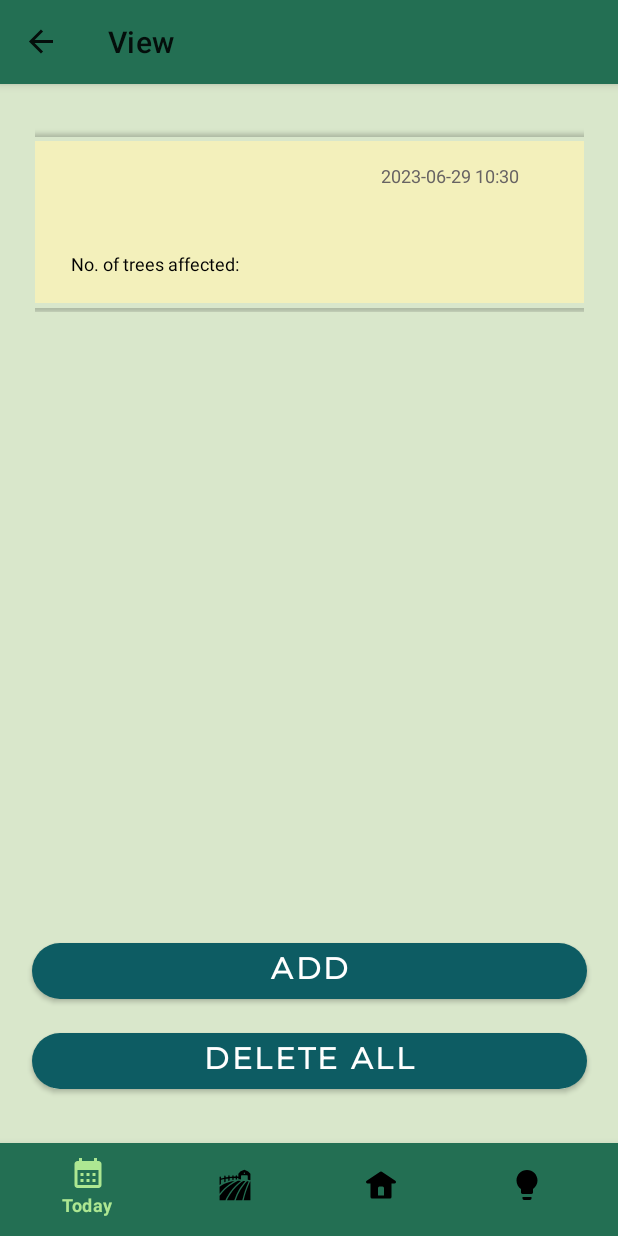
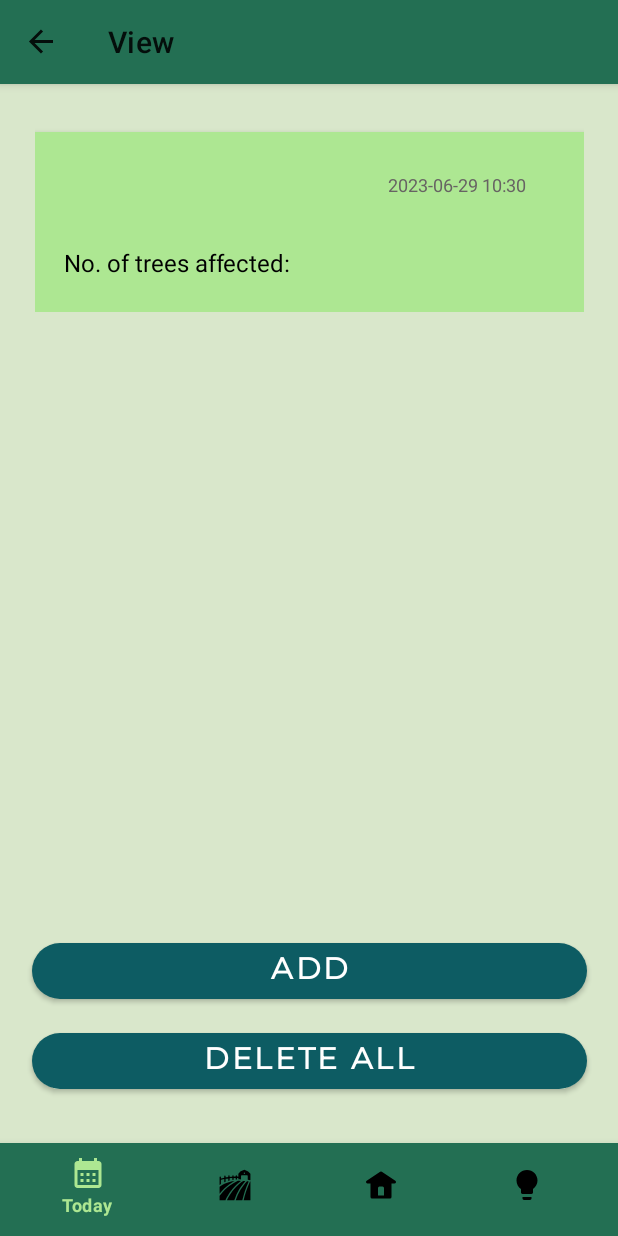
Before and after one commit to qfmtgalon/HappyTree_Project, an Android app: the ViewFragment screen opened through its navigation route, on a phone screen of 412 x 824 dp. Run offline under Robolectric (Android 15) with nearby library versions, the phone set to English and light mode, and no system bars; our stand-ins replace Room's generated code, navigation-ui.

Commit message:
Working Navigation. No Backstack.

```diff
--- a/app/src/main/java/com/example/happytree/HomeActivity.kt
+++ b/app/src/main/java/com/example/happytree/HomeActivity.kt
@@ -12,6 +12,8 @@ import com.example.happytree.databinding.ActivityHomeBinding
 
 
 class HomeActivity : AppCompatActivity() {
+
+
     private lateinit var binding: ActivityHomeBinding
     private lateinit var drawerLayout: DrawerLayout
 
@@ -30,6 +32,7 @@ class HomeActivity : AppCompatActivity() {
         NavigationUI.setupWithNavController(binding.navBottom, navController)
     }
 
+
     override fun onSupportNavigateUp(): Boolean {
         val navController = this.findNavController(R.id.myNavHost)
         return NavigationUI.navigateUp(navController, drawerLayout)
--- a/app/src/main/java/com/example/happytree/InputFragment.kt
+++ b/app/src/main/java/com/example/happytree/InputFragment.kt
@@ -4,6 +4,7 @@ import android.app.DatePickerDialog
 import android.app.TimePickerDialog
 import android.os.Bundle
 import android.view.LayoutInflater
+import android.view.MenuItem
 import android.view.View
 import android.view.ViewGroup
 import android.widget.DatePicker
@@ -101,4 +102,15 @@ class InputFragment : Fragment(), DatePickerDialog.OnDateSetListener, TimePicker
 
         binding.dateTime.setText(formattedDateTime)
     }
+
+    override fun onOptionsItemSelected(item: MenuItem): Boolean {
+        when (item.itemId) {
+            android.R.id.home -> {
+                findNavController().navigate(R.id.action_inputFragment_to_viewFragment)
+                return true
+            }
+        }
+        return super.onOptionsItemSelected(item)
+    }
+
 }
--- a/app/src/main/java/com/example/happytree/UpdateFragment.kt
+++ b/app/src/main/java/com/example/happytree/UpdateFragment.kt
@@ -5,6 +5,7 @@ import android.app.DatePickerDialog
 import android.app.TimePickerDialog
 import android.os.Bundle
 import android.view.LayoutInflater
+import android.view.MenuItem
 import android.view.View
 import android.view.ViewGroup
 import android.widget.DatePicker
@@ -129,4 +130,15 @@ class UpdateFragment : Fragment(), DatePickerDialog.OnDateSetListener, TimePicke
 
         binding.Update.setText(formattedDateTime)
     }
+
+    override fun onOptionsItemSelected(item: MenuItem): Boolean {
+        when (item.itemId) {
+            android.R.id.home -> {
+                findNavController().navigate(R.id.action_updateFragment_to_viewFragment)
+                return true
+            }
+        }
+        return super.onOptionsItemSelected(item)
+    }
+
 }
--- a/app/src/main/java/com/example/happytree/ViewFragment.kt
+++ b/app/src/main/java/com/example/happytree/ViewFragment.kt
@@ -3,6 +3,7 @@ package com.example.happytree
 import android.app.AlertDialog
 import android.os.Bundle
 import android.view.LayoutInflater
+import android.view.MenuItem
 import android.view.View
 import android.view.ViewGroup
 import android.widget.Toast
@@ -51,6 +52,8 @@ class ViewFragment : Fragment() {
             deleteAllItems()
         }
 
+        setHasOptionsMenu(true) // Enable options menu for the fragment
+
         return binding.root
     }
 
@@ -65,4 +68,15 @@ class ViewFragment : Fragment() {
             .setNegativeButton("Cancel", null)
             .show()
     }
+
+    override fun onOptionsItemSelected(item: MenuItem): Boolean {
+        when (item.itemId) {
+            android.R.id.home -> {
+                findNavController().popBackStack(R.id.home, false)
+                return true
+            }
+        }
+        return super.onOptionsItemSelected(item)
+    }
+
 }
--- a/app/src/main/res/layout/fragment_home.xml
+++ b/app/src/main/res/layout/fragment_home.xml
@@ -13,7 +13,7 @@
         android:id="@+id/textDate"
         android:layout_width="wrap_content"
         android:layout_height="wrap_content"
-        android:layout_marginTop="50dp"
+        android:layout_marginTop="30dp"
         android:layout_marginBottom="110dp"
         android:fontFamily="@font/lato_bold"
         android:text="TextView"
--- a/app/src/main/res/layout/fragment_view.xml
+++ b/app/src/main/res/layout/fragment_view.xml
@@ -11,12 +11,12 @@
     <androidx.recyclerview.widget.RecyclerView
         android:id="@+id/recycleone"
         android:layout_width="366dp"
-        android:layout_height="490dp"
+        android:layout_height="468dp"
         android:layout_marginStart="16dp"
         android:layout_marginTop="16dp"
         android:layout_marginEnd="16dp"
         android:background="#D9E7CB"
-        android:fadeScrollbars="true"
+        android:scrollbars="vertical"
         app:layout_constraintEnd_toEndOf="parent"
         app:layout_constraintStart_toStartOf="parent"
         app:layout_constraintTop_toTopOf="parent" />
--- a/app/src/main/res/layout/recyclelayout.xml
+++ b/app/src/main/res/layout/recyclelayout.xml
@@ -10,10 +10,7 @@
         android:layout_width="385dp"
         android:layout_height="120dp"
         android:layout_marginTop="16dp"
-        android:elevation="2dp"
-        app:cardBackgroundColor="@android:color/white"
-        app:cardCornerRadius="8dp"
-        app:cardUseCompatPadding="true"
+        app:cardCornerRadius="25dp"
         app:layout_constraintBottom_toBottomOf="parent"
         app:layout_constraintEnd_toEndOf="parent"
         app:layout_constraintStart_toStartOf="parent"
@@ -22,31 +19,33 @@
         <androidx.constraintlayout.widget.ConstraintLayout
             android:layout_width="match_parent"
             android:layout_height="match_parent"
-            android:background="@color/colorOnPrimaryContainer">
+            android:background="@color/colorPrimaryVariant">
 
             <TextView
                 android:id="@+id/txtDisease"
-                android:layout_width="138dp"
-                android:layout_height="21dp"
+                android:layout_width="178dp"
+                android:layout_height="27dp"
                 android:layout_marginStart="28dp"
-                android:layout_marginTop="16dp"
+                android:layout_marginTop="20dp"
                 android:capitalize="characters"
                 android:minHeight="48dp"
                 android:text="Disease"
                 android:textColor="#000000"
+                android:textSize="20dp"
                 android:textStyle="bold"
                 app:layout_constraintStart_toStartOf="parent"
                 app:layout_constraintTop_toTopOf="parent" />
 
             <TextView
                 android:id="@+id/txtVariant"
-                android:layout_width="138dp"
-                android:layout_height="20dp"
+                android:layout_width="177dp"
+                android:layout_height="22dp"
                 android:layout_marginStart="28dp"
-                android:layout_marginTop="8dp"
+                android:layout_marginTop="3dp"
                 android:layout_marginEnd="290dp"
                 android:text="Variant"
                 android:textColor="#000000"
+                android:textSize="16dp"
                 android:textStyle="italic"
                 app:layout_constraintEnd_toEndOf="parent"
                 app:layout_constraintHorizontal_bias="0.0"
@@ -55,13 +54,13 @@
 
             <TextView
                 android:id="@+id/txtNumTree"
-                android:layout_width="141dp"
-                android:layout_height="19dp"
+                android:layout_width="176dp"
+                android:layout_height="20dp"
                 android:layout_marginStart="28dp"
-                android:layout_marginTop="8dp"
+                android:layout_marginTop="3dp"
                 android:text="No. of trees affected: "
                 android:textColor="#000000"
-                android:textSize="12dp"
+                android:textSize="16dp"
                 app:layout_constraintStart_toStartOf="parent"
                 app:layout_constraintTop_toBottomOf="@+id/txtVariant" />
 
--- a/app/src/main/res/navigation/navigationmain.xml
+++ b/app/src/main/res/navigation/navigationmain.xml
@@ -5,58 +5,45 @@
     android:id="@+id/navigationmain"
     app:startDestination="@id/home">
 
-
     <fragment
         android:id="@+id/home"
         android:name="com.example.happytree.Home"
         android:label="Happy Tree"
         tools:layout="@layout/fragment_home" />
+
     <fragment
         android:id="@+id/diseases"
         android:name="com.example.happytree.Diseases"
         android:label="Mango Tree Diseases"
         tools:layout="@layout/fragment_diseases" />
+
     <fragment
         android:id="@+id/inputFragment"
         android:name="com.example.happytree.InputFragment"
         android:label="Add"
         tools:layout="@layout/fragment_input" >
         <action
-            android:id="@+id/action_inputFragment_to_updateFragment"
-            app:destination="@id/updateFragment" />
-        <action
             android:id="@+id/action_inputFragment_to_viewFragment"
-            app:destination="@id/viewFragment" />
-        <action
-            android:id="@+id/action_inputFragment_to_updateFragment2"
-            app:destination="@id/updateFragment" />
+            app:destination="@id/viewFragment"
+            app:popUpTo="@id/viewFragment"
+            app:popUpToInclusive="true" />
     </fragment>
+
     <fragment
         android:id="@+id/updateFragment"
         android:name="com.example.happytree.UpdateFragment"
         android:label="Update"
         tools:layout="@layout/fragment_update" >
-
         <argument
             android:name="farmdetails"
             app:argType="com.example.happytree.database.FarmDatabase.Farm"/>
-
-        <action
-            android:id="@+id/action_updateFragment_to_inputFragment"
-            app:destination="@id/inputFragment" />
         <action
             android:id="@+id/action_updateFragment_to_viewFragment"
-            app:destination="@id/viewFragment" />
-        <action
-            android:id="@+id/action_updateFragment_to_inputFragment2"
-            app:destination="@id/inputFragment" />
-        <action
-            android:id="@+id/action_updateFragment_to_inputFragment3"
-            app:destination="@id/inputFragment" />
-        <action
-            android:id="@+id/action_updateFragment_to_viewFragment2"
-            app:destination="@id/viewFragment" />
+            app:destination="@id/viewFragment"
+            app:popUpTo="@id/viewFragment"
+            app:popUpToInclusive="true" />
     </fragment>
+
     <fragment
         android:id="@+id/viewFragment"
         android:name="com.example.happytree.ViewFragment"
@@ -64,15 +51,17 @@
         tools:layout="@layout/fragment_view" >
         <action
             android:id="@+id/action_viewFragment_to_inputFragment"
-            app:destination="@id/inputFragment" />
+            app:destination="@id/inputFragment"
+            app:popUpTo="@id/viewFragment"
+            app:popUpToInclusive="true" />
+        <action
+            android:id="@+id/action_viewFragment_to_home"
+            app:destination="@id/home"
+            app:popUpTo="@id/home"
+            app:popUpToInclusive="true" />
         <action
             android:id="@+id/action_viewFragment_to_updateFragment"
             app:destination="@id/updateFragment" />
-        <action
-            android:id="@+id/action_viewFragment_to_updateFragment2"
-            app:destination="@id/updateFragment" />
-        <action
-            android:id="@+id/action_viewFragment_to_inputFragment2"
-            app:destination="@id/inputFragment" />
     </fragment>
+
 </navigation>
```
